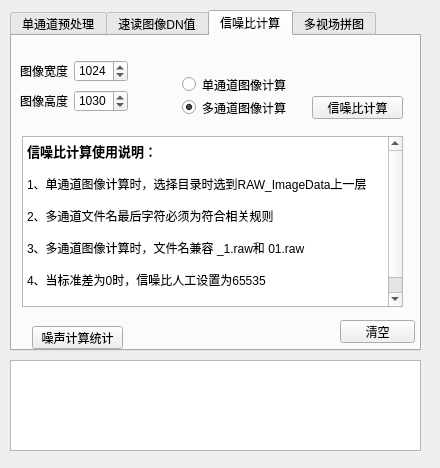
Qt form gui.ui (angel263wy/Img_preprocess) before a commit.
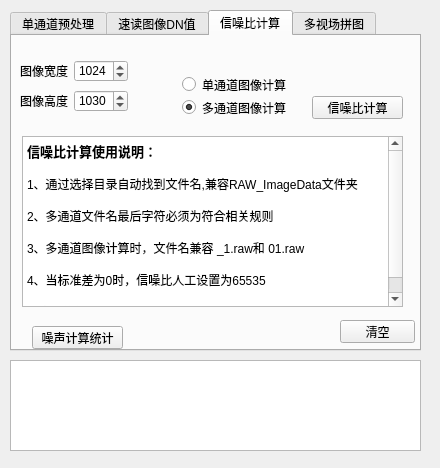
The same form after that commit.

Commit message: 信噪比计算功能，读入文件功能统一更改 选择文件夹，自动找到raw文件

Diff of the .ui file:
```diff
--- a/gui.ui
+++ b/gui.ui
@@ -715,7 +715,7 @@
 &lt;/style&gt;&lt;/head&gt;&lt;body style=&quot; font-family:'SimSun'; font-size:9pt; font-weight:400; font-style:normal;&quot;&gt;
 &lt;p style=&quot; margin-top:0px; margin-bottom:0px; margin-left:0px; margin-right:0px; -qt-block-indent:0; text-indent:0px;&quot;&gt;&lt;span style=&quot; font-size:10pt; font-weight:600;&quot;&gt;信噪比计算使用说明：&lt;/span&gt;&lt;/p&gt;
 &lt;p style=&quot;-qt-paragraph-type:empty; margin-top:0px; margin-bottom:0px; margin-left:0px; margin-right:0px; -qt-block-indent:0; text-indent:0px;&quot;&gt;&lt;br /&gt;&lt;/p&gt;
-&lt;p style=&quot; margin-top:0px; margin-bottom:0px; margin-left:0px; margin-right:0px; -qt-block-indent:0; text-indent:0px;&quot;&gt;1、单通道图像计算时，选择目录时选到RAW_ImageData上一层&lt;/p&gt;
+&lt;p style=&quot; margin-top:0px; margin-bottom:0px; margin-left:0px; margin-right:0px; -qt-block-indent:0; text-indent:0px;&quot;&gt;1、通过选择目录自动找到文件名,兼容RAW_ImageData文件夹&lt;/p&gt;
 &lt;p style=&quot;-qt-paragraph-type:empty; margin-top:0px; margin-bottom:0px; margin-left:0px; margin-right:0px; -qt-block-indent:0; text-indent:0px;&quot;&gt;&lt;br /&gt;&lt;/p&gt;
 &lt;p style=&quot; margin-top:0px; margin-bottom:0px; margin-left:0px; margin-right:0px; -qt-block-indent:0; text-indent:0px;&quot;&gt;2、多通道文件名最后字符必须为符合相关规则&lt;/p&gt;
 &lt;p style=&quot;-qt-paragraph-type:empty; margin-top:0px; margin-bottom:0px; margin-left:0px; margin-right:0px; -qt-block-indent:0; text-indent:0px;&quot;&gt;&lt;br /&gt;&lt;/p&gt;
```
The commit also changes 2 other files.
